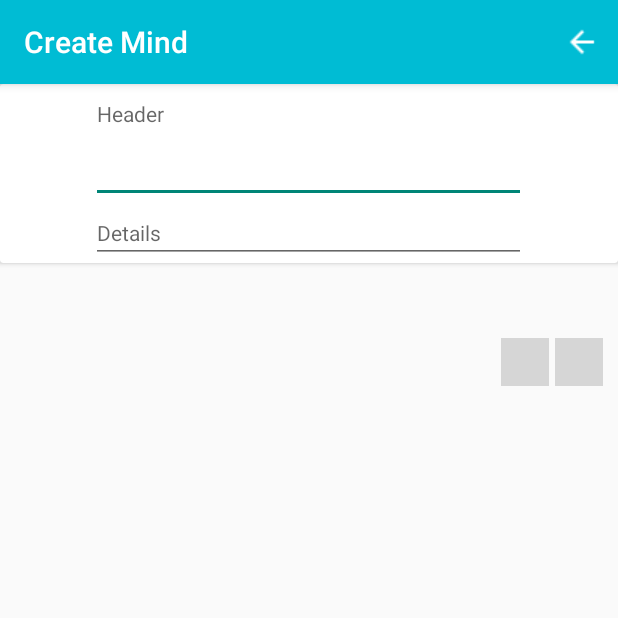
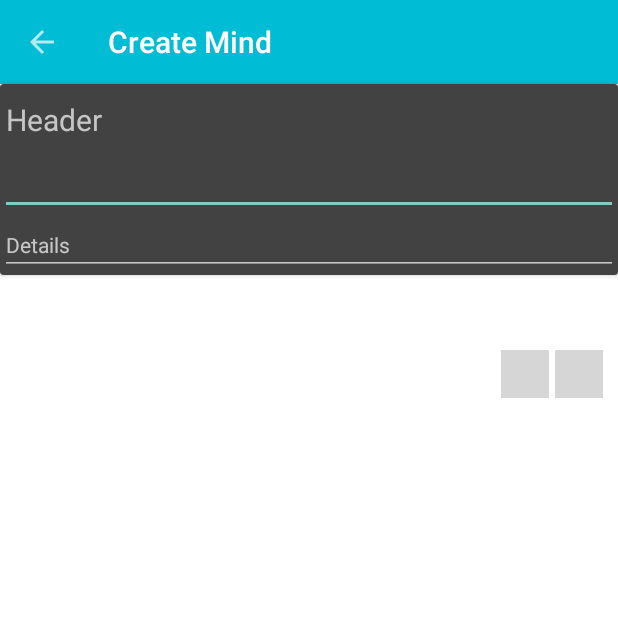
Before and after one commit to fromthesecond/Minder, an Android app: the CreateNoteActivity screen opened directly, with no data from a screen before it, on a phone screen of 412 x 824 dp, the top half of it. Run offline under Robolectric (Android 15) with nearby library versions, the phone set to English and light mode, and no system bars; libraries missing offline, so code that uses them is left out: com.gc.materialdesign; plain views replace ButtonFlat, ButtonRectangle; grey boxes are pictures that could not be loaded.

Commit message:
Commit after a very long time. Added toolbar for two Activity, which employs a back button.  Beta v. 0.4

```diff
--- a/app/build.gradle
+++ b/app/build.gradle
@@ -6,7 +6,7 @@ android {
 
     defaultConfig {
         applicationId "com.fireblink.minder"
-        minSdkVersion 10
+        minSdkVersion 19
         targetSdkVersion 21
         versionCode 1
         versionName "1.0"
--- a/app/src/main/AndroidManifest.xml
+++ b/app/src/main/AndroidManifest.xml
@@ -12,6 +12,7 @@
         <activity
             android:name=".MainActivity"
             android:label="@string/title_activity_main"
+
             android:clearTaskOnLaunch="true">
             <intent-filter>
                 <action android:name="android.intent.action.MAIN" />
@@ -20,11 +21,14 @@
             </intent-filter>
         </activity>
         <activity
+            android:theme="@style/ToolBarCustom"
             android:name=".CreateNoteActivity"
             android:label="@string/titleAdd"
+            android:parentActivityName = ".MainActivity"
             android:clearTaskOnLaunch="true">
         </activity>
         <activity
+            android:theme="@style/ToolBarCustom"
             android:name=".ViewMindActivity"
             android:clearTaskOnLaunch="true"
             android:label="@string/title_activity_view_mind" >
--- a/app/src/main/java/com/fireblink/minder/CreateNoteActivity.java
+++ b/app/src/main/java/com/fireblink/minder/CreateNoteActivity.java
@@ -2,8 +2,10 @@ package com.fireblink.minder;
 
 import android.app.Activity;
 import android.content.Intent;
+import android.support.v4.app.NavUtils;
 import android.support.v7.app.ActionBarActivity;
 import android.os.Bundle;
+import android.support.v7.widget.Toolbar;
 import android.view.Menu;
 import android.view.MenuItem;
 import android.view.View;
@@ -22,6 +24,20 @@ public class CreateNoteActivity extends ActionBarActivity {
     protected void onCreate(Bundle savedInstanceState) {
         super.onCreate(savedInstanceState);
         setContentView(R.layout.activity_create_note);
+        Toolbar toolbar = (Toolbar) findViewById(R.id.customToolbar);
+        if (toolbar != null) {
+            setSupportActionBar(toolbar);
+            getSupportActionBar().setDisplayHomeAsUpEnabled(true);
+            toolbar.setNavigationOnClickListener(new View.OnClickListener() {
+                @Override
+                public void onClick(View v) {
+                    Intent intent = new Intent(CreateNoteActivity.this, MainActivity.class);
+                    startActivity(intent);
+                    finish();
+                }
+            });
+
+        }
         name = (EditText) findViewById(R.id.name);
         body = (EditText) findViewById(R.id.body);
         name.setHint("Header");
@@ -31,7 +47,7 @@ public class CreateNoteActivity extends ActionBarActivity {
     @Override
     public boolean onCreateOptionsMenu(Menu menu) {
         // Inflate the menu; this adds items to the action bar if it is present.
-        getMenuInflater().inflate(R.menu.menu_create_note, menu);
+        //getMenuInflater().inflate(R.menu.menu_create_note, menu);
         return true;
     }
 
@@ -39,6 +55,10 @@ public class CreateNoteActivity extends ActionBarActivity {
     public boolean onOptionsItemSelected(MenuItem item) {
         int id = item.getItemId();
         if (id == R.id.back) {
+            return true;
+        }
+        if (id == R.id.home) {
+           NavUtils.navigateUpFromSameTask(this);
             return true;
         }
 
--- a/app/src/main/res/layout/activity_create_note.xml
+++ b/app/src/main/res/layout/activity_create_note.xml
@@ -4,8 +4,13 @@
     android:layout_width="match_parent"
     android:layout_height="match_parent"
     android:orientation="vertical"
+    android:background="#FFFFFF"
     android:weightSum="1">
-
+    <include
+        android:id="@+id/customToolbar"
+        style="@style/ToolBarCustom"
+        layout="@layout/toolbar"
+        />
     <android.support.v7.widget.CardView
         android:layout_width="match_parent"
         android:layout_height="wrap_content"
@@ -20,17 +25,17 @@
         android:orientation="vertical">
 
         <EditText
-            android:layout_width="290dp"
+            android:layout_width="fill_parent"
             android:layout_height="wrap_content"
             android:id="@+id/name"
             android:layout_gravity="center_horizontal"
-            style="@style/Widget.AppCompat.EditText"
+            style="@style/customEditText"
             android:paddingBottom="50dp" />
         <EditText
-            android:layout_width="290dp"
+            android:layout_width="fill_parent"
             android:layout_height="wrap_content"
             android:inputType="textMultiLine"
-            style="@style/Widget.AppCompat.EditText"
+            style="@style/customEditText2"
             android:id="@+id/body"
             android:layout_gravity="center_horizontal" />
         </LinearLayout>
@@ -39,6 +44,7 @@
 
 
     <LinearLayout
+
         android:orientation="horizontal"
         android:layout_width="fill_parent"
         android:layout_height="wrap_content"
--- /dev/null
+++ b/app/src/main/res/layout/toolbar.xml
@@ -0,0 +1,9 @@
+<?xml version="1.0" encoding="utf-8"?>
+<android.support.v7.widget.Toolbar
+    android:layout_height="wrap_content"
+    android:layout_width="match_parent"
+    android:background="@color/colorPrimary"
+    android:theme="@style/ToolBarCustom"
+    xmlns:android="http://schemas.android.com/apk/res/android">
+
+</android.support.v7.widget.Toolbar>
--- a/app/src/main/res/menu/menu_view_mind.xml
+++ b/app/src/main/res/menu/menu_view_mind.xml
@@ -2,12 +2,6 @@
     xmlns:app="http://schemas.android.com/apk/res-auto"
     xmlns:tools="http://schemas.android.com/tools"
     tools:context="com.fireblink.minder.ViewMindActivity">
-    <item android:id="@+id/back"
-        android:title="Back"
-        android:onClick="backToMain"
-        android:orderInCategory="-100"
-        android:icon="@drawable/ic_arrow_back_white_24dp"
-        app:showAsAction="always"/>
     <item
         android:id="@+id/menu_search2"
         android:title="@string/app_name"
--- /dev/null
+++ b/app/src/main/res/values/colors.xml
@@ -0,0 +1,5 @@
+<?xml version="1.0" encoding="utf-8"?>
+<resources>
+    <color name="colorPrimary">#00bcd4</color>
+    <color name="colorPrimaryDark">#00acc1</color>
+</resources>
--- a/app/src/main/res/values/styles.xml
+++ b/app/src/main/res/values/styles.xml
@@ -20,4 +20,21 @@
         <item name="android:textColor">#FFFFFF</item>
         <item name="android:background">#00bcd4</item>
     </style>
+    <style name="customEditText">
+        <item name="android:textCursorDrawable">@null</item>
+        <item name="android:textColor">#ff212121</item>
+        <item name="colorControlActivated">@color/colorPrimary</item>
+        <item name="colorControlHighlight">#424242</item>
+        <item name="android:textSize">20sp</item>
+    </style>
+    <style name="customEditText2" parent="customEditText">
+        <item name="android:textSize">14sp</item>
+        <item name="colorControlHighlight">#424242</item>
+    </style>
+    <style name="ToolBarCustom" parent="Theme.AppCompat.NoActionBar">
+        <item name="colorPrimary">@color/colorPrimary</item>
+        <item name="colorPrimaryDark">@color/colorPrimaryDark</item>
+        <item name="android:windowActionBar">false</item>
+        <item name="android:windowNoTitle">true</item>
+    </style>
 </resources>
```
Also changed, not shown: app/src/main/java/com/fireblink/minder/ViewMindActivity.java (+15 -0 lines), app/src/main/res/layout/activity_view_mind.xml (+13 -4 lines).
